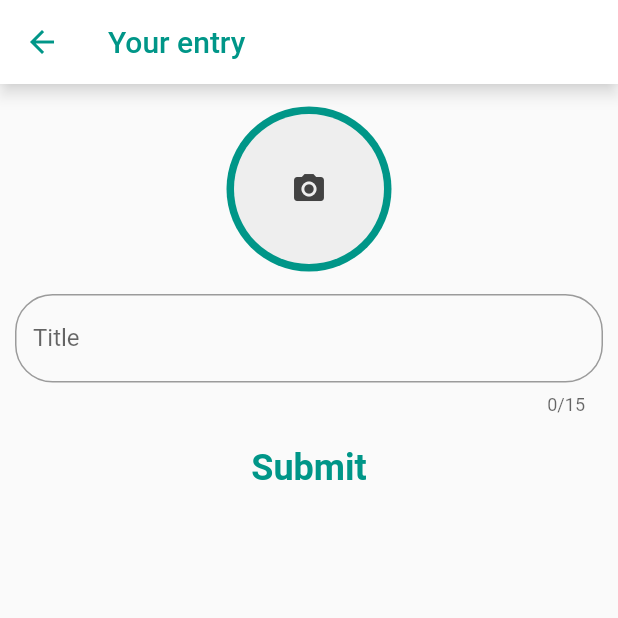
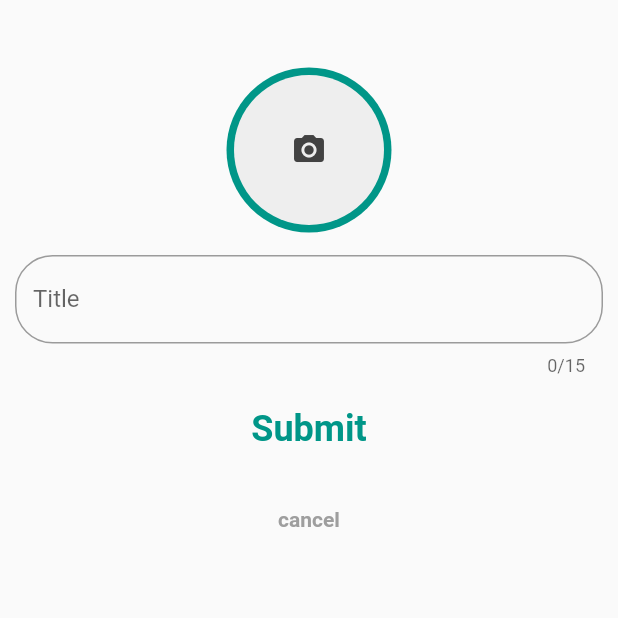
Before and after one commit to WaltDeyzel/semester_cup, a Flutter app: the AddEntryScreen screen opened by its route, on a phone screen of 412 x 824 dp, the top half of it. Run offline on Flutter 3.47's test engine with Material 2 defaults, Android fonts, the phone set to English and light mode, and no system bars; our stand-ins replace image_picker; network calls fail; Roboto replaces fonts that are missing (Georgia).

Commit message:
Removed the app bar from add_entry_screen and add_challenge_Screen.

```diff
--- a/lib/Screens/add_entry_screen.dart
+++ b/lib/Screens/add_entry_screen.dart
@@ -1,10 +1,8 @@
 import 'package:flutter/material.dart';
-import 'package:provider/provider.dart';
 import 'package:image_picker/image_picker.dart';
 import 'dart:io';
-import 'package:semester_cup/Classes/challengeEntry.dart';
 
-import '../Classes/challenges_demo.dart';
+import '../Classes/challengeEntry.dart';
 import '../Classes/challenge.dart';
 
 // Creating a challange form
@@ -56,17 +54,8 @@ class _AddEntryScreen extends State<AddEntryScreen> {
   Widget build(BuildContext context) {
     final challenge = ModalRoute.of(context).settings.arguments as Challenge;
     return Scaffold(
-      appBar: AppBar(
-        title: Text(
-          "Your entry",
-          style: TextStyle(color: Theme.of(context).primaryColor),
-        ),
-        backgroundColor: Colors.white,
-        shadowColor: Colors.white,
-        iconTheme: IconThemeData(color: Theme.of(context).primaryColor),
-      ),
       body: Container(
-          padding: const EdgeInsets.only(top: 15),
+          padding: const EdgeInsets.only(top: 45),
           child: Padding(
             padding: EdgeInsets.only(left: 10, right: 10),
             child: Form(
@@ -150,6 +139,19 @@ class _AddEntryScreen extends State<AddEntryScreen> {
                       },
                     ),
                   ),
+                  Container(
+                    height: 60,
+                    child: TextButton(
+                      child: Text(
+                        'cancel',
+                        style: TextStyle(
+                            fontWeight: FontWeight.bold, fontSize: 14, color: Colors.grey),
+                      ),
+                      onPressed: () {
+                        Navigator.of(context).pop();;
+                      },
+                    ),
+                  ),
                 ],
               ),
             ),
```
Also changed, not shown: lib/Screens/add_challenge_screen.dart (+14 -7 lines).
